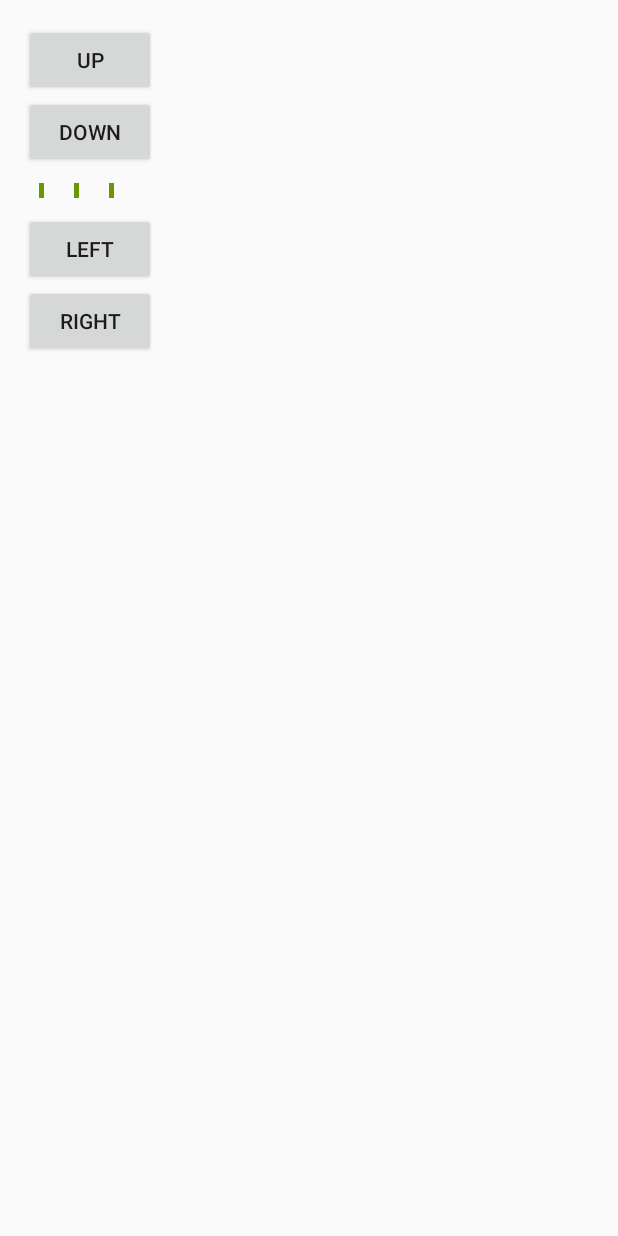
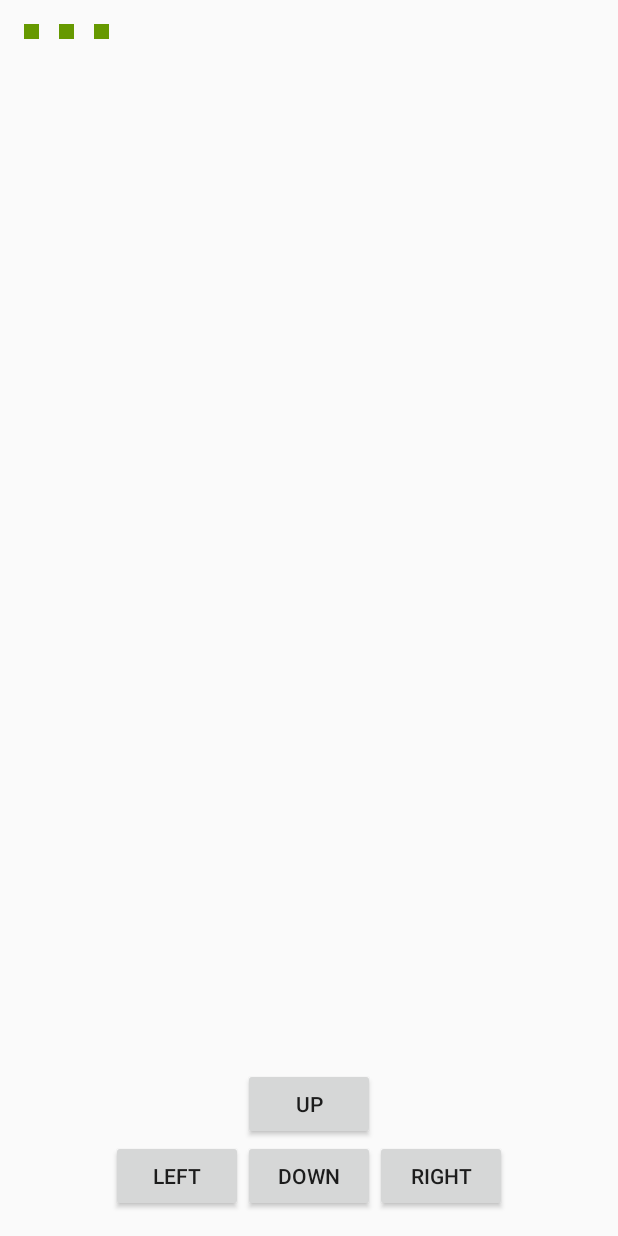
Before and after one commit to Cam0495/BulletZoneCS619, an Android app: the layout activity_main.xml on its own in the app's theme, with its tools: preview values and no code run, on a phone screen of 412 x 824 dp. Run offline under Robolectric (Android 15) with nearby library versions, the phone set to English and light mode, and no system bars.

Commit message:
Got the grid to display.

```diff
--- a/TankClient/app/src/main/res/layout/activity_main.xml
+++ b/TankClient/app/src/main/res/layout/activity_main.xml
@@ -10,43 +10,57 @@
               android:paddingTop="@dimen/activity_vertical_margin"
               tools:context=".TankClientActivity">
 
+    <GridView
+        android:id="@+id/gridView"
+        android:layout_width="match_parent"
+        android:layout_height="0dp"
+        android:columnWidth="20dp"
+        android:numColumns="16"
+        android:layout_weight="1"
+        tools:listitem="@layout/field_item"/>
 
+    <RelativeLayout
+        android:layout_width="fill_parent"
+        android:layout_height="98dp">
         <Button
             android:layout_width="wrap_content"
             android:layout_height="wrap_content"
             android:text="Up"
             android:id="@+id/up_button"
-        android:layout_gravity="bottom" />
+            android:layout_gravity="bottom"
+            android:layout_above="@+id/right_button"
+            android:layout_alignLeft="@+id/down_button"
+            android:layout_alignStart="@+id/down_button"/>
 
         <Button
             android:layout_width="wrap_content"
             android:layout_height="wrap_content"
             android:text="Down"
             android:id="@+id/down_button"
-        android:layout_gravity="bottom" />
-
-    <GridView
-
-    android:id="@+id/gridView"
-    android:layout_width="match_parent"
-    android:layout_height="wrap_content"
-    android:columnWidth="20dp"
-    android:numColumns="16"
-    tools:listitem="@layout/field_item"/>
+            android:layout_gravity="bottom"
+            android:layout_alignTop="@+id/right_button"
+            android:layout_centerHorizontal="true"/>
 
         <Button
             android:layout_width="wrap_content"
             android:layout_height="wrap_content"
             android:text="Left"
             android:id="@+id/left_button"
-        android:layout_gravity="bottom" />
+            android:layout_gravity="bottom"
+            android:layout_alignParentBottom="true"
+            android:layout_toLeftOf="@+id/up_button"
+            android:layout_toStartOf="@+id/up_button"/>
 
         <Button
             android:layout_width="wrap_content"
             android:layout_height="wrap_content"
             android:text="Right"
             android:id="@+id/right_button"
-        android:layout_gravity="bottom" />
+            android:layout_gravity="bottom"
+            android:layout_alignParentBottom="true"
+            android:layout_toRightOf="@+id/up_button"
+            android:layout_toEndOf="@+id/up_button"/>
+    </RelativeLayout>
 
 
 </LinearLayout>
--- a/TankClient/app/src/main/res/layout/field_item.xml
+++ b/TankClient/app/src/main/res/layout/field_item.xml
@@ -1,11 +1,6 @@
 <?xml version="1.0" encoding="utf-8"?>
-<LinearLayout xmlns:android="http://schemas.android.com/apk/res/android"
-                android:layout_width="wrap_content"
-                android:layout_height="wrap_content"
-                android:padding="10dp">
 
 <TextView xmlns:android="http://schemas.android.com/apk/res/android"
     android:layout_width="10dp"
     android:layout_height="10dp"
     android:background="@android:color/holo_green_dark"/>
-</LinearLayout>
```
Also changed, not shown: TankClient/app/src/main/java/com/cs619/karen/tankclient/TankClientActivity.java (+1 -8 lines), TankClient/app/src/main/java/com/cs619/karen/tankclient/rest/PollerTask.java (+9 -11 lines), TankClient/app/src/main/java/com/cs619/karen/tankclient/ui/GridAdapter.java (+10 -4 lines), 1 other file. Lines whose indentation alone changed are shown as unchanged.
